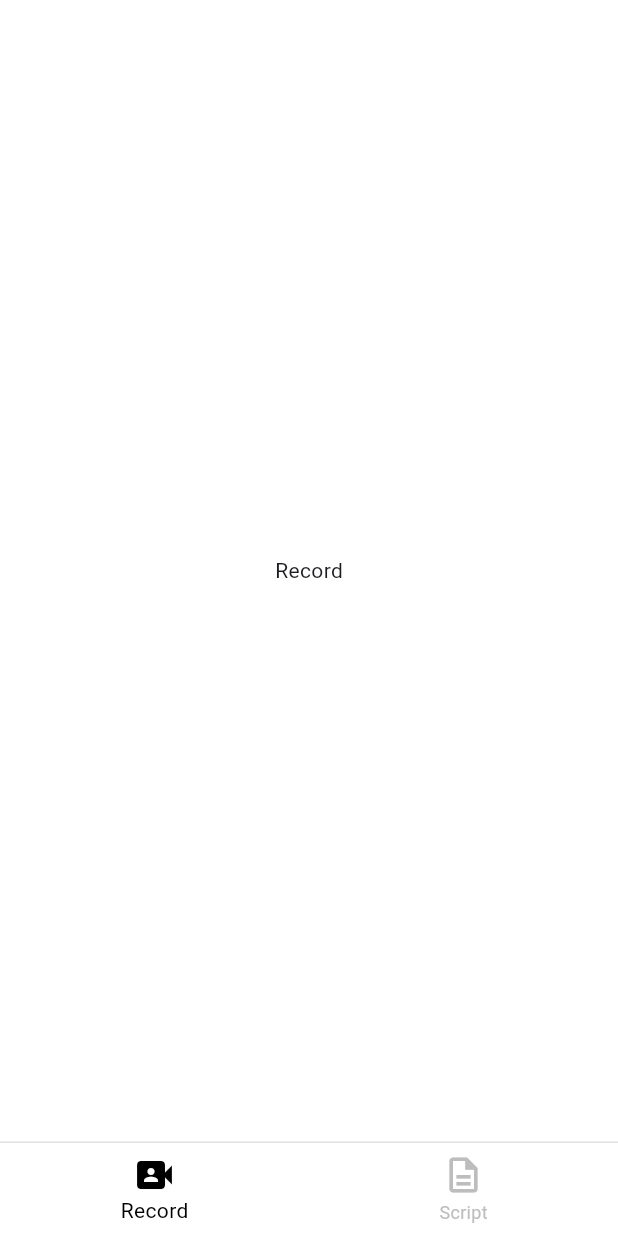
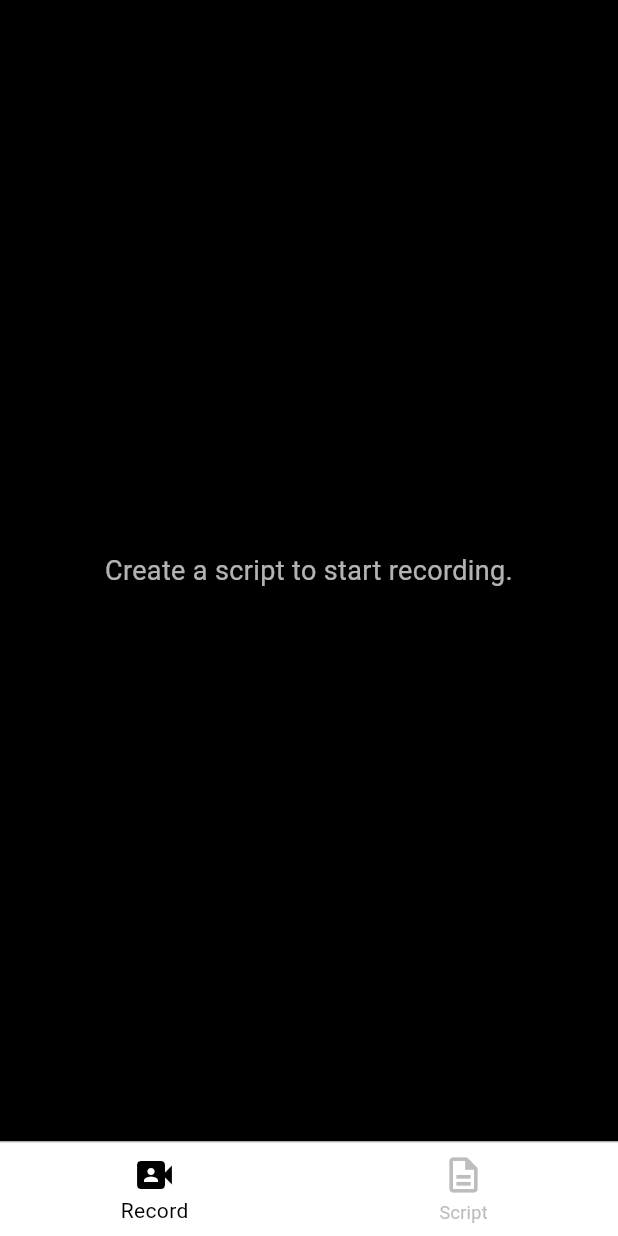
Before and after one commit to iftekar2/teleprompter_camera_app, a Flutter app: the screen it shows after launch, on a phone screen of 412 x 824 dp. Run offline on Flutter 3.47's test engine with Material 3 defaults, Android fonts, the phone set to English and light mode, and no system bars.

Commit message:
User's are able to create a script and are able to see the script in the record page

```diff
--- a/lib/components/HomeScreen.dart
+++ b/lib/components/HomeScreen.dart
@@ -12,8 +12,19 @@ class HomeScreen extends StatefulWidget {
 
 class _HomeScreenState extends State<HomeScreen> {
   int _selectedPage = 0;
+  String? _activeScriptTitle;
+  String? _activeScriptContent;
   final GlobalKey<NavigatorState> _scriptNavigatorKey =
       GlobalKey<NavigatorState>();
+
+  void _useScriptInRecording(String title, String script) {
+    setState(() {
+      _activeScriptTitle = title;
+      _activeScriptContent = script;
+      _selectedPage = 0;
+    });
+    _scriptNavigatorKey.currentState?.popUntil((route) => route.isFirst);
+  }
 
   void _onItemTapped(int index) {
     if (_selectedPage == 1 && index != 1) {
@@ -29,7 +40,9 @@ class _HomeScreenState extends State<HomeScreen> {
       case '/create':
         return MaterialPageRoute(
           settings: settings,
-          builder: (context) => const Createscript(),
+          builder: (context) => Createscript(
+            onUseInRecording: _useScriptInRecording,
+          ),
         );
 
       default:
@@ -46,7 +59,10 @@ class _HomeScreenState extends State<HomeScreen> {
       body: IndexedStack(
         index: _selectedPage,
         children: [
-          const Record(),
+          Record(
+            title: _activeScriptTitle,
+            script: _activeScriptContent,
+          ),
           Navigator(
             key: _scriptNavigatorKey,
             initialRoute: '/',
--- a/lib/components/Record.dart
+++ b/lib/components/Record.dart
@@ -1,15 +1,74 @@
 import 'package:flutter/material.dart';
 
-class Record extends StatefulWidget {
-  const Record({super.key});
+class Record extends StatelessWidget {
+  final String? title;
+  final String? script;
+
+  const Record({super.key, this.title, this.script});
 
   @override
-  State<Record> createState() => _RecordState();
-}
+  Widget build(BuildContext context) {
+    final hasScript =
+        title != null &&
+        title!.isNotEmpty &&
+        script != null &&
+        script!.isNotEmpty;
 
-class _RecordState extends State<Record> {
-  @override
-  Widget build(BuildContext context) {
-    return const Center(child: Text('Record'));
+    if (!hasScript) {
+      return const Scaffold(
+        backgroundColor: Colors.black,
+        body: Center(
+          child: Padding(
+            padding: EdgeInsets.symmetric(horizontal: 32),
+            child: Text(
+              'Create a script to start recording.',
+              textAlign: TextAlign.center,
+              style: TextStyle(color: Colors.white70, fontSize: 18),
+            ),
+          ),
+        ),
+      );
+    }
+
+    return Scaffold(
+      backgroundColor: Colors.white,
+      body: SafeArea(
+        child: Column(
+          crossAxisAlignment: CrossAxisAlignment.stretch,
+          children: [
+            // Padding(
+            //   padding: const EdgeInsets.fromLTRB(24, 16, 24, 8),
+            //   child: Text(
+            //     title!,
+            //     textAlign: TextAlign.center,
+            //     style: const TextStyle(
+            //       color: Colors.black,
+            //       fontSize: 16,
+            //       fontWeight: FontWeight.w500,
+            //     ),
+            //   ),
+            // ),
+            Expanded(
+              child: SingleChildScrollView(
+                padding: const EdgeInsets.symmetric(
+                  horizontal: 24,
+                  vertical: 32,
+                ),
+                child: Text(
+                  script!,
+                  textAlign: TextAlign.center,
+                  style: const TextStyle(
+                    color: Colors.black,
+                    fontSize: 30,
+                    height: 1.6,
+                    fontWeight: FontWeight.w500,
+                  ),
+                ),
+              ),
+            ),
+          ],
+        ),
+      ),
+    );
   }
 }
```
Also changed, not shown: lib/components/CreateScript.dart (+61 -13 lines).
